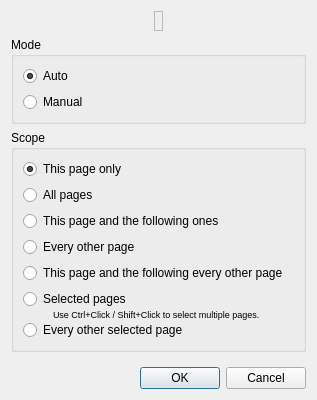
Above: filters/page_split/ui/PageSplitModeDialog.ui from ImageProcessing-ElectronicPublications/scantailor-deviant before the change. Below: the same form after it.
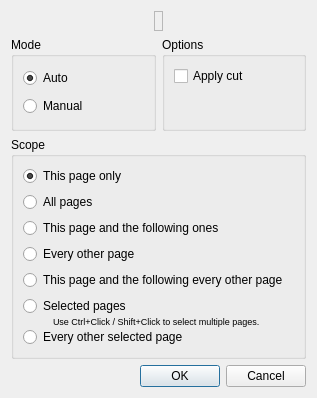
That is the form after the change. Icons and pictures are not drawn.

Commit message: apply cut lines if selected

Diff of the .ui file:
```diff
--- a/filters/page_split/ui/PageSplitModeDialog.ui
+++ b/filters/page_split/ui/PageSplitModeDialog.ui
@@ -10,13 +10,13 @@
     <x>0</x>
     <y>0</y>
     <width>317</width>
-    <height>400</height>
+    <height>398</height>
    </rect>
   </property>
   <property name="windowTitle">
    <string>Split Pages</string>
   </property>
-  <layout class="QVBoxLayout" name="verticalLayout_3">
+  <layout class="QVBoxLayout" name="verticalLayout_4">
    <item>
     <layout class="QHBoxLayout" name="horizontalLayout">
      <item>
@@ -58,6 +58,8 @@
     </layout>
    </item>
    <item>
+    <layout class="QHBoxLayout" name="horizontalLayout_3">
+     <item>
     <widget class="QGroupBox" name="groupBox">
      <property name="title">
       <string>Mode</string>
@@ -82,6 +84,37 @@
       </item>
      </layout>
     </widget>
+     </item>
+     <item>
+      <widget class="QGroupBox" name="optionsBox">
+       <property name="title">
+        <string>Options</string>
+       </property>
+       <layout class="QVBoxLayout" name="verticalLayout_3">
+        <item>
+         <widget class="QCheckBox" name="applyCutOption">
+          <property name="text">
+           <string>Apply cut</string>
+          </property>
+         </widget>
+        </item>
+        <item>
+         <spacer name="verticalSpacer">
+          <property name="orientation">
+           <enum>Qt::Vertical</enum>
+          </property>
+          <property name="sizeHint" stdset="0">
+           <size>
+            <width>20</width>
+            <height>40</height>
+           </size>
+          </property>
+         </spacer>
+        </item>
+       </layout>
+      </widget>
+     </item>
+    </layout>
    </item>
    <item>
     <widget class="QGroupBox" name="groupBox_2">
```
Lines whose indentation alone changed are shown as unchanged. The commit also changes 5 other files.
